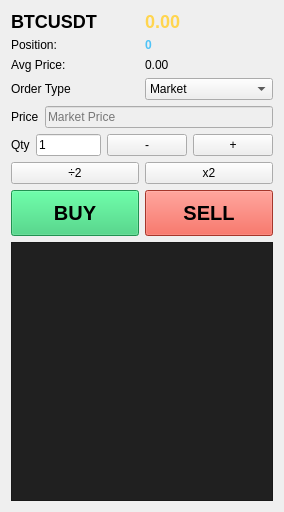
This is ui/order_panel.ui in hongjonpgyo/Ninja_MyHTS_Client as Qt 5 draws it before an edit. The edited form follows.
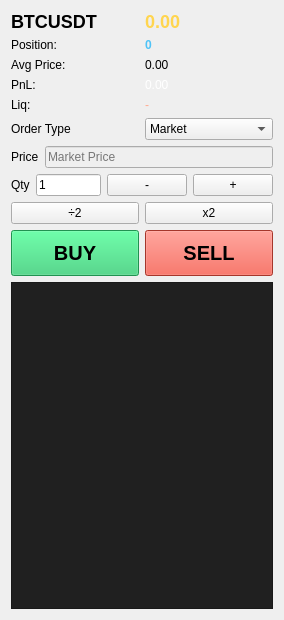
This is the edited form.

Diff of the .ui file:
```diff
--- a/ui/order_panel.ui
+++ b/ui/order_panel.ui
@@ -7,16 +7,19 @@
     <x>0</x>
     <y>0</y>
     <width>284</width>
-    <height>512</height>
+    <height>620</height>
    </rect>
   </property>
   <property name="minimumSize">
    <size>
     <width>280</width>
-    <height>500</height>
+    <height>600</height>
    </size>
   </property>
-  <layout class="QVBoxLayout" name="verticalLayout" stretch="0,0,0,1,0,0,0,0">
+
+  <layout class="QVBoxLayout" name="verticalLayout" stretch="0,0,0,0,1,0,0,0,1">
+
+   <!-- Symbol + Price -->
    <item>
     <layout class="QHBoxLayout" name="symbolPriceLayout">
      <item>
@@ -74,6 +77,46 @@
        </property>
       </widget>
      </item>
+
+     <!-- NEW: PnL -->
+     <item row="2" column="0">
+      <widget class="QLabel" name="labelPnl">
+       <property name="text">
+        <string>PnL:</string>
+       </property>
+      </widget>
+     </item>
+     <item row="2" column="1">
+      <widget class="QLabel" name="valuePnl">
+       <property name="styleSheet">
+        <string notr="true">color:white;</string>
+       </property>
+       <property name="text">
+        <string>0.00</string>
+       </property>
+      </widget>
+     </item>
+
+     <!-- NEW: Liquidation Price -->
+     <item row="3" column="0">
+      <widget class="QLabel" name="labelLiq">
+       <property name="text">
+        <string>Liq:</string>
+       </property>
+      </widget>
+     </item>
+
+     <item row="3" column="1">
+      <widget class="QLabel" name="valueLiq">
+       <property name="styleSheet">
+        <string notr="true">color:#ffab91;</string>
+       </property>
+       <property name="text">
+        <string>-</string>
+       </property>
+      </widget>
+     </item>
+
     </layout>
    </item>
    <item>
```
Left out of the diff: 39 changed lines with no effect on the pictures.
